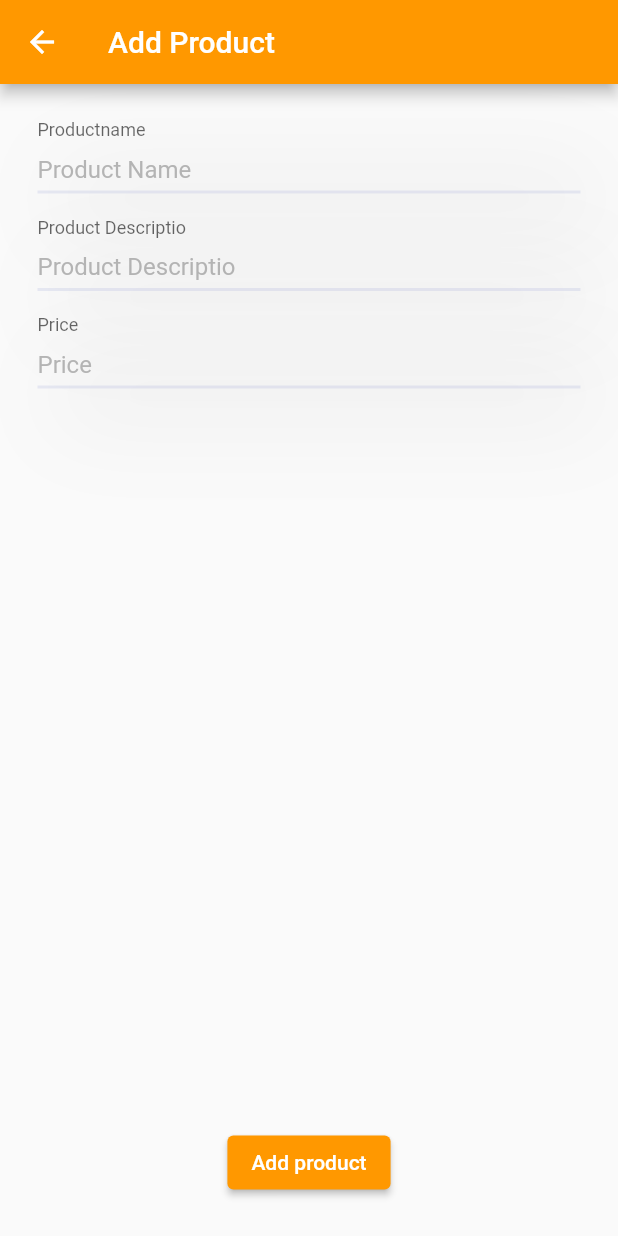
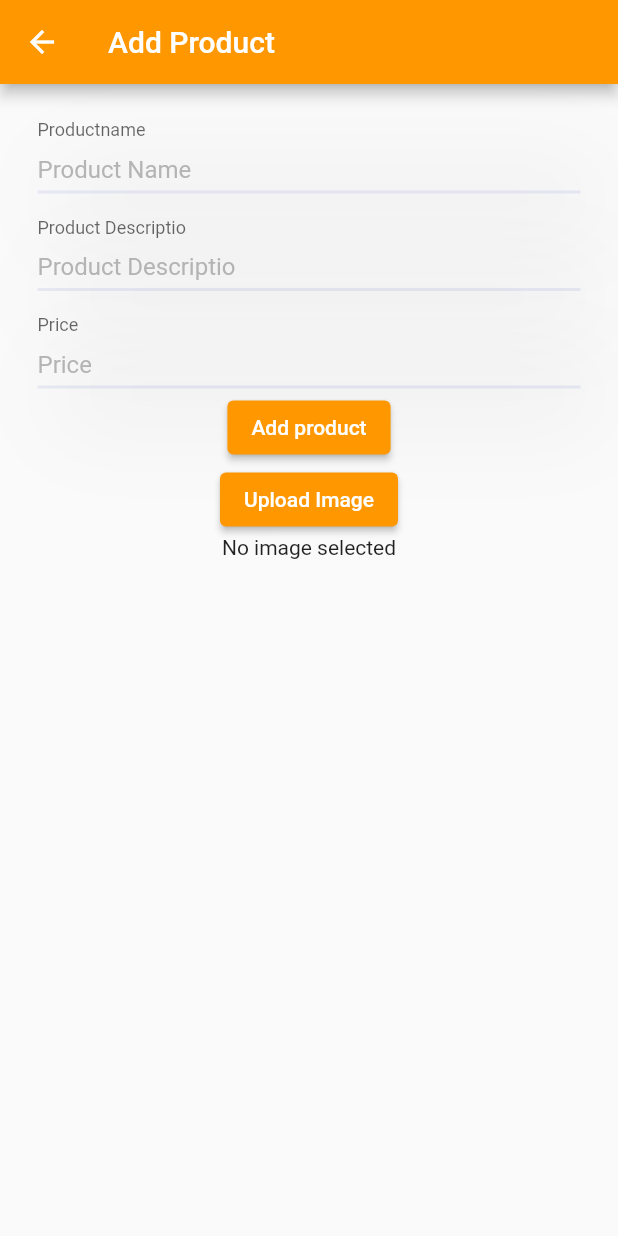
Before and after one commit to Danilz-2706/Flutter_ec_storesneaker, a Flutter app: the AdminAddProductPage screen opened directly, after a tap on "Add product", on a phone screen of 412 x 824 dp. Run offline on Flutter 3.47's test engine with Material 2 defaults, Android fonts, the phone set to English and light mode, and no system bars; our stand-ins replace cloud_firestore, firebase_auth, firebase_core, firebase_storage, flutter_riverpod, image_picker; missing offline and left inert: flutterfire_ui; accounts and stored records are empty.

Commit message:
check again

```diff
--- a/lib/app/pages/admin/admin_add_product.dart
+++ b/lib/app/pages/admin/admin_add_product.dart
@@ -1,8 +1,11 @@
+import 'dart:io';
+
 import 'package:ec_storesneaker/app/components/custom_input_field.dart';
 import 'package:ec_storesneaker/app/providers.dart';
 import 'package:ec_storesneaker/models/product.dart';
 import 'package:flutter/material.dart';
 import 'package:flutter_riverpod/flutter_riverpod.dart';
+import 'package:image_picker/image_picker.dart';
 
 class AdminAddProductPage extends ConsumerStatefulWidget {
   const AdminAddProductPage({Key? key}) : super(key: key);
@@ -24,6 +27,7 @@ class _AdminAddProductPageState extends ConsumerState<AdminAddProductPage> {
       ),
       body: Padding(
         padding: const EdgeInsets.all(25.0),
+        child: SingleChildScrollView(
           child: Column(
             children: [
               CustomInputFieldFb1(
@@ -48,7 +52,30 @@ class _AdminAddProductPageState extends ConsumerState<AdminAddProductPage> {
                 onPressed: () => _addProduct(),
                 child: const Text("Add product"),
               ),
+              ElevatedButton(
+                child: const Text('Upload Image'),
+                onPressed: () async {
+                  final image = await ImagePicker().pickImage(
+                    source: ImageSource.gallery,
+                  );
+                  if (image != null) {
+                    ref.watch(addImageProvider.state).state = image;
+                  }
+                },
+              ),
+              Consumer(
+                builder: (context, watch, child) {
+                  final image = ref.watch(addImageProvider);
+                  return image == null
+                      ? const Text('No image selected')
+                      : Image.file(
+                          File(image.path),
+                          height: 200,
+                        );
+                },
+              ),
             ],
+          ),
         ),
       ),
     );
@@ -56,16 +83,27 @@ class _AdminAddProductPageState extends ConsumerState<AdminAddProductPage> {
 
   _addProduct() async {
     final storage = ref.read(databaseProvider);
-    if (storage == null) {
+    final fileStorage = ref.read(storageProvider); // reference file storage
+    final imageFile =
+        ref.read(addImageProvider.state).state; // referece the image File
+    if (storage == null || fileStorage == null || imageFile == null) {
+      // ignore: avoid_print
+      print("Error: storage, fileStorage or imageFile is null");
       return;
     }
+
+    // Upload to Filestorage
+    final imageUrl = await fileStorage.uploadFile(
+      // upload File using our
+      imageFile.path,
+    );
 
     await storage.addProduct(
       Product(
         name: titleTextEditingController.text,
         description: descriptionEditingController.text,
         price: double.parse(priceEditingController.text),
-        imageUrl: "img",
+        imageUrl: imageUrl,
       ),
     );
     // ignore: use_build_context_synchronously
--- a/lib/app/providers.dart
+++ b/lib/app/providers.dart
@@ -1,6 +1,8 @@
 import 'package:ec_storesneaker/services/firestore_service.dart';
+import 'package:ec_storesneaker/services/storage_service.dart';
 import 'package:firebase_auth/firebase_auth.dart';
 import 'package:flutter_riverpod/flutter_riverpod.dart';
+import 'package:image_picker/image_picker.dart';
 
 /// firebaseAuthProvider which will provide us with the FirebaseAuth.instance which is used to perform Authentication operations
 final firebaseAuthProvider =
@@ -20,3 +22,15 @@ final databaseProvider = Provider<FirestoreService?>((ref) {
   }
   return null;
 });
+
+// Create an image provider with riverpod
+final addImageProvider = StateProvider<XFile?>((_) => null);
+
+final storageProvider = Provider<StorageService?>((ref) {
+  final auth = ref.watch(authStateChangesProvider);
+  String? uid = auth.asData?.value?.uid;
+  if (uid != null) {
+    return StorageService(uid: uid);
+  }
+  return null;
+});
--- a/lib/models/product.dart
+++ b/lib/models/product.dart
@@ -1,18 +1,21 @@
 class Product {
+  final String? id;
   final String name;
   final String description;
   final double price;
   final String imageUrl;
 
   Product({
+    this.id,
     required this.name,
     required this.description,
     required this.price,
     required this.imageUrl,
   });
 
-  Map<String, dynamic> toMap() {
+  Map<String, dynamic> toMap(String docId) {
     return {
+      'id': docId,
       'name': name,
       'description': description,
       'price': price,
@@ -22,6 +25,7 @@ class Product {
 
   Product.fromMap(Map<String, dynamic> map)
       : name = map['name'] ?? "",
+        id = map['id'] ?? "",
         description = map['description'] ?? "",
         price = map['price'] ?? 0.0,
         imageUrl = map['imageUrl'] ?? "";
--- a/pubspec.yaml
+++ b/pubspec.yaml
@@ -36,6 +36,7 @@ dependencies:
     sdk: flutter
   flutter_riverpod: ^1.0.4
   flutterfire_ui: ^0.4.1+2
+  image_picker: ^0.8.5+3
 
 dev_dependencies:
   flutter_lints: ^2.0.0
```
Also changed, not shown: lib/services/firestore_service.dart (+13 -7 lines), lib/services/storage_service.dart (added, +22 -0 lines), pubspec.lock. Lines whose indentation alone changed are shown as unchanged.
